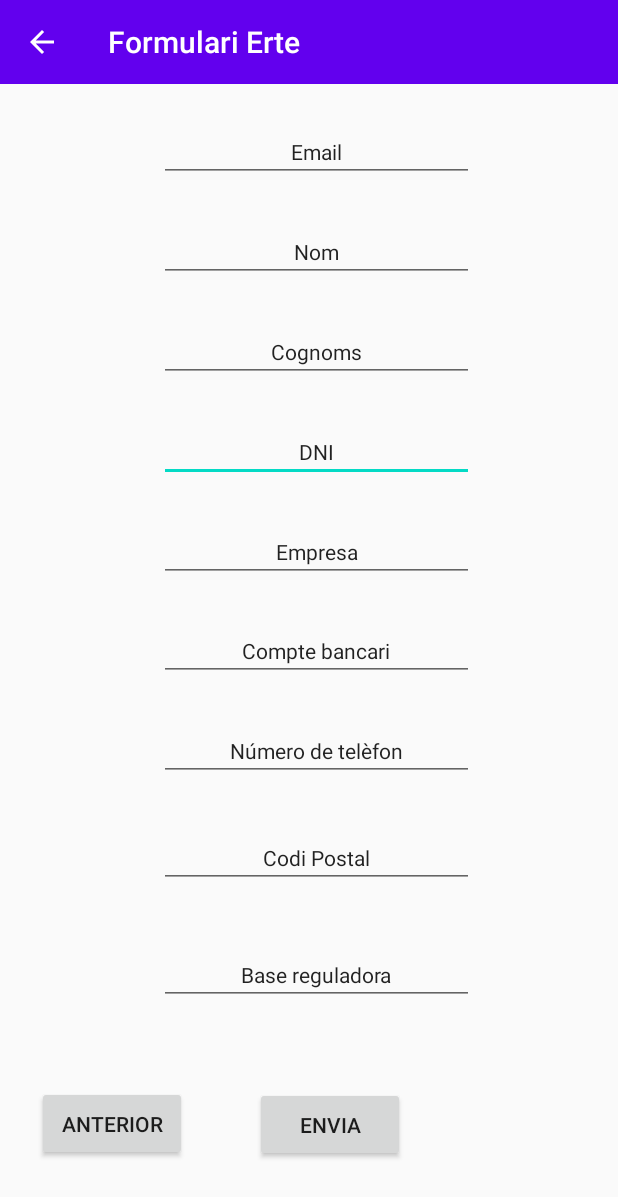
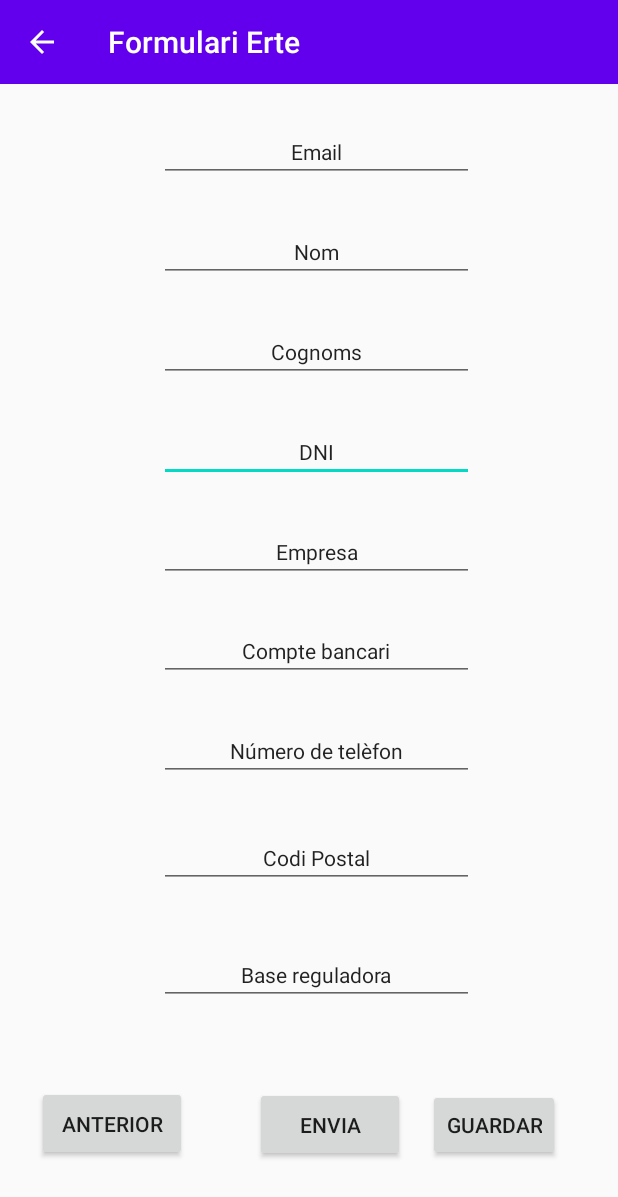
Before and after one commit to Igelmo/PES_INFOVID-19, an Android app: the ErteActivity screen opened directly, with no data from a screen before it, after a tap on "ACEPTAR", on a phone screen of 412 x 824 dp. Shown: the top 1197 px of the screen. Run offline under Robolectric (Android 15) with nearby library versions, the light colour scheme and no system bars.

Commit message:
- Button guarda

```diff
--- a/app/src/main/java/edu/upc/fib/pes_infovid19/ErteActivity.kt
+++ b/app/src/main/java/edu/upc/fib/pes_infovid19/ErteActivity.kt
@@ -67,10 +67,12 @@ class ErteActivity : AppCompatActivity() {
         val benvia = findViewById<Button>(R.id.button)
         val baccept = findViewById<Button>(R.id.button3)
         val torna = findViewById<Button>(R.id.button2)
+        val guarda = findViewById<Button>(R.id.button4)
         et.visibility = View.INVISIBLE
         benvia.visibility = View.INVISIBLE
         baccept.visibility = View.VISIBLE
         torna.visibility = View.INVISIBLE
+        guarda.visibility = View.INVISIBLE
     }
 
     @SuppressLint("SetTextI18n")
@@ -81,6 +83,7 @@ class ErteActivity : AppCompatActivity() {
         val benvia = findViewById<Button>(R.id.button)
         val baccept = findViewById<Button>(R.id.button3)
         val torna = findViewById<Button>(R.id.button2)
+        val guarda = findViewById<Button>(R.id.button4)
         var c = 0
         var mes = seisMeses(calendar.get(Calendar.MONTH))
         if (mes > 12) {
@@ -107,6 +110,7 @@ class ErteActivity : AppCompatActivity() {
         benvia.visibility = View.VISIBLE
         baccept.visibility = View.INVISIBLE
         torna.visibility = View.VISIBLE
+        guarda.visibility = View.VISIBLE
     }
 
     fun transformaPdf(view: View) {
--- a/app/src/main/res/layout/activity_erte.xml
+++ b/app/src/main/res/layout/activity_erte.xml
@@ -276,4 +276,19 @@
         app:layout_constraintStart_toStartOf="parent"
         app:layout_constraintTop_toBottomOf="@+id/editTextTextMultiLine2" />
 
+    <Button
+        android:id="@+id/button4"
+        android:layout_width="wrap_content"
+        android:layout_height="wrap_content"
+        android:layout_marginStart="15dp"
+        android:layout_marginTop="47dp"
+        android:layout_marginEnd="39dp"
+        android:layout_marginBottom="42dp"
+        android:text="@string/guardadPdf"
+        android:visibility="gone"
+        app:layout_constraintBottom_toBottomOf="parent"
+        app:layout_constraintEnd_toEndOf="parent"
+        app:layout_constraintStart_toEndOf="@+id/button3"
+        app:layout_constraintTop_toBottomOf="@+id/editTextTextMultiLine2" />
+
 </androidx.constraintlayout.widget.ConstraintLayout>
--- a/app/src/main/res/values/strings.xml
+++ b/app/src/main/res/values/strings.xml
@@ -25,6 +25,7 @@
     <string name="pdf_text">futuroTexto</string>
     <string name="boton_pdf">Envia</string>
     <string name="anterior_erte">Anterior</string>
+    <string name="guardadPdf"> Guardar</string>
     <string name="Obrir_Test_de_Vulnerabilitat"> Test de Vulneravilitat</string>
     <string name="P11Vulnerable">Tens fills o filles?</string>
     <string name="P10Vulnerable">Coneixes els tràmits a realtizar en cas \nd\'acomidadament en la feina?</string>
```
